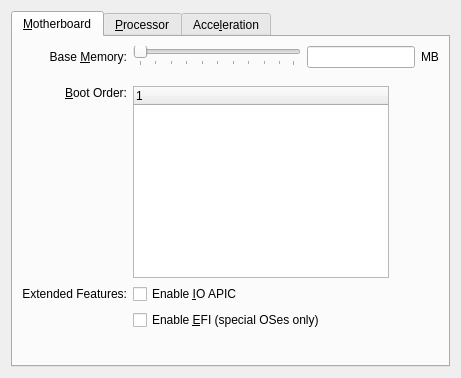
Above: vbox/src/VBox/Frontends/VirtualBox/src/settings/vm/VBoxVMSettingsSystem.ui from jljuxgm/vboxgit before the change. Below: the same form after it.
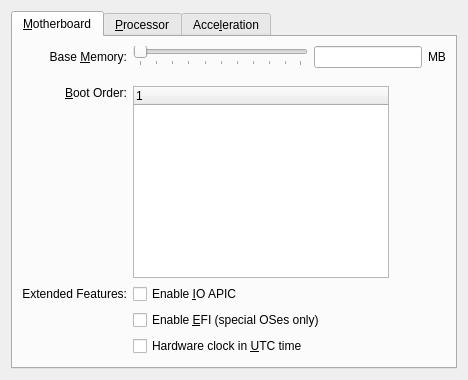
That is the form after the change. Icons and pictures are not drawn. Custom widgets are drawn as their Qt base class.

Diff of the .ui file:
```diff
--- a/vbox/src/VBox/Frontends/VirtualBox/src/settings/vm/VBoxVMSettingsSystem.ui
+++ b/vbox/src/VBox/Frontends/VirtualBox/src/settings/vm/VBoxVMSettingsSystem.ui
@@ -342,7 +342,23 @@
          </property>
         </widget>
        </item>
-       <item row="6" column="0" colspan="3">
+       <item row="6" column="1" >
+        <widget class="QCheckBox" name="mCbTCUseUTC" >
+         <property name="sizePolicy" >
+          <sizepolicy vsizetype="Fixed" hsizetype="MinimumExpanding" >
+           <horstretch>0</horstretch>
+           <verstretch>0</verstretch>
+           </sizepolicy>
+         </property>
+         <property name="whatsThis" >
+          <string>If checked, the RTC device will report the time in UTC, otherwise in local (host) time. Unix usually expects the hardware clock to be set to UTC.</string>
+         </property>
+         <property name="text" >
+          <string>Hardware clock in &amp;UTC time</string>
+         </property>
+        </widget>
+       </item>
+       <item row="7" column="0" colspan="3">
         <spacer name="mSpVer1">
          <property name="orientation">
           <enum>Qt::Vertical</enum>
```
